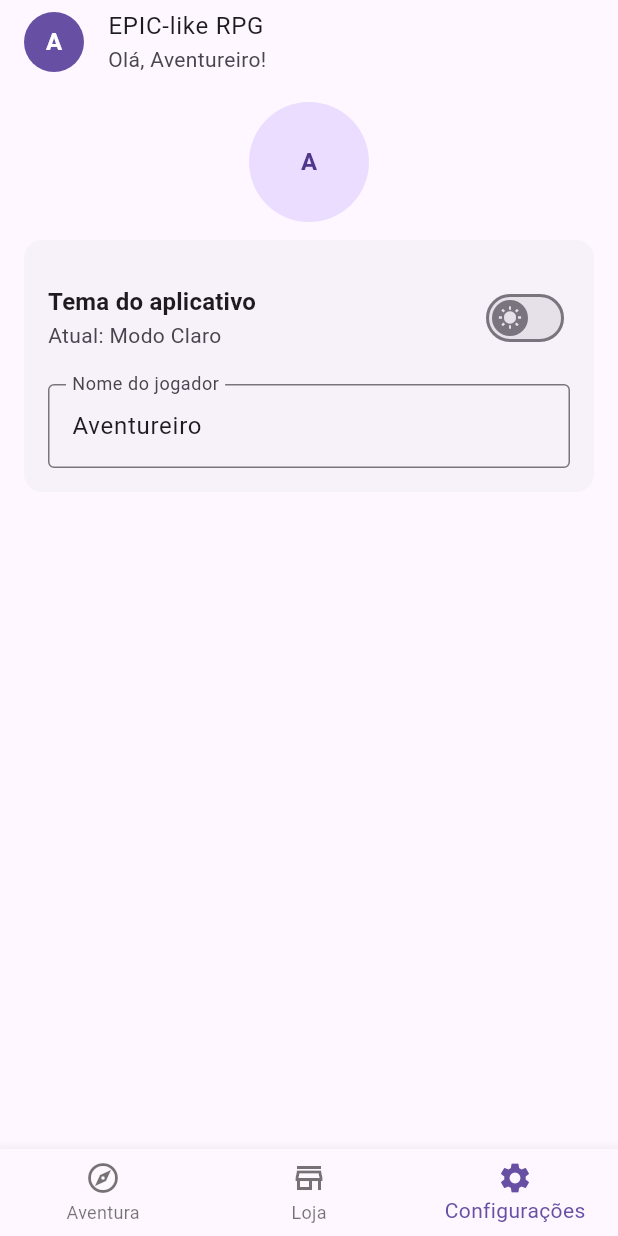
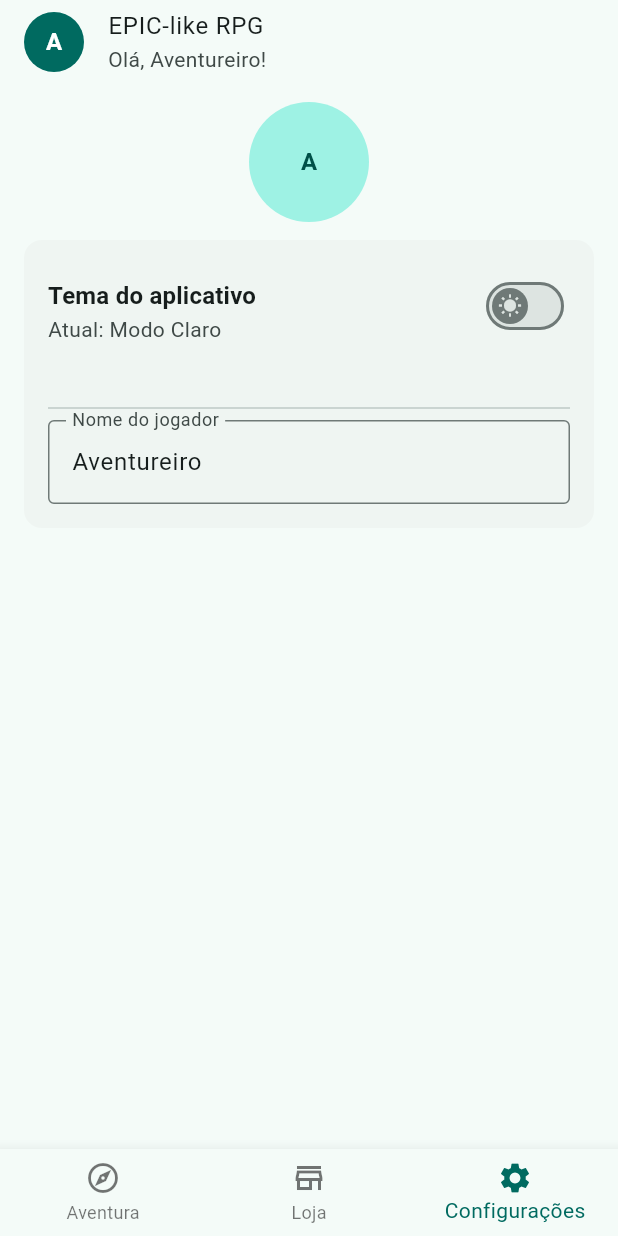
Before and after one commit to Kainato/arena_x, a Flutter app: the screen it shows after launch, item 3 of the bottom bar chosen, on a phone screen of 412 x 824 dp. Run offline on Flutter 3.47's test engine with Material 3 defaults, Android fonts, the phone set to English and light mode, and no system bars; our stand-ins replace shared_preferences.

Commit message:
Ajusta a cor tematica do app
Adiciona divisor na tela de configurações e ajusta o tema do aplicativo

```diff
--- a/lib/app/home/tab/setting_read.dart
+++ b/lib/app/home/tab/setting_read.dart
@@ -34,9 +34,9 @@ class SettingRead extends StatelessWidget {
           child: Padding(
             padding: const EdgeInsets.all(16.0),
             child: Column(
-              spacing: 8.0,
               children: [
                 WdSwitchTheme(),
+                Divider(),
                 TextFormField(
                   controller: g.playerNameController,
                   decoration: InputDecoration(
--- a/lib/core/theme/app_theme.dart
+++ b/lib/core/theme/app_theme.dart
@@ -15,8 +15,11 @@ class AppTheme {
       useMaterial3: true,
       primarySwatch: a.primaryColor,
       brightness: a.darkMode ? Brightness.dark : Brightness.light,
+      colorScheme: ColorScheme.fromSeed(
+        seedColor: a.primaryColor,
+        brightness: a.darkMode ? Brightness.dark : Brightness.light,
+      ),
       cardTheme: CardThemeData(
-        // color: a.primaryColor.shade50,
         elevation: 0,
         shape: RoundedRectangleBorder(
           borderRadius: BorderRadius.circular(12.0),
--- a/lib/utils/widgets/base/wd_switch_theme.dart
+++ b/lib/utils/widgets/base/wd_switch_theme.dart
@@ -21,8 +21,9 @@ class WdSwitchTheme extends StatelessWidget {
       value: a.darkMode,
       shape: RoundedRectangleBorder(
         side: BorderSide(width: 0, color: Colors.transparent),
-        borderRadius: BorderRadius.circular(8.0),
+        borderRadius: BorderRadius.circular(12.0),
       ),
+      isThreeLine: true,
       thumbIcon: WidgetStateProperty.resolveWith<Icon?>((states) {
         if (a.darkMode) {
           return const Icon(Icons.nightlight_round);
```
